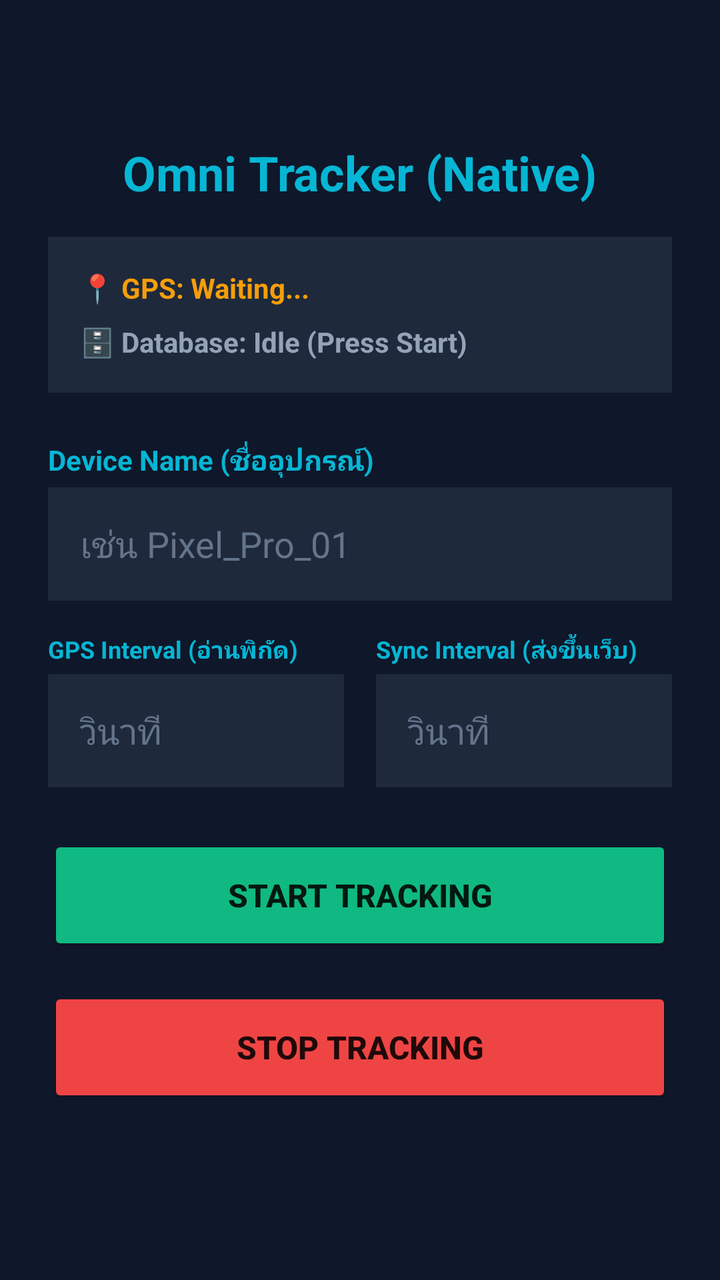
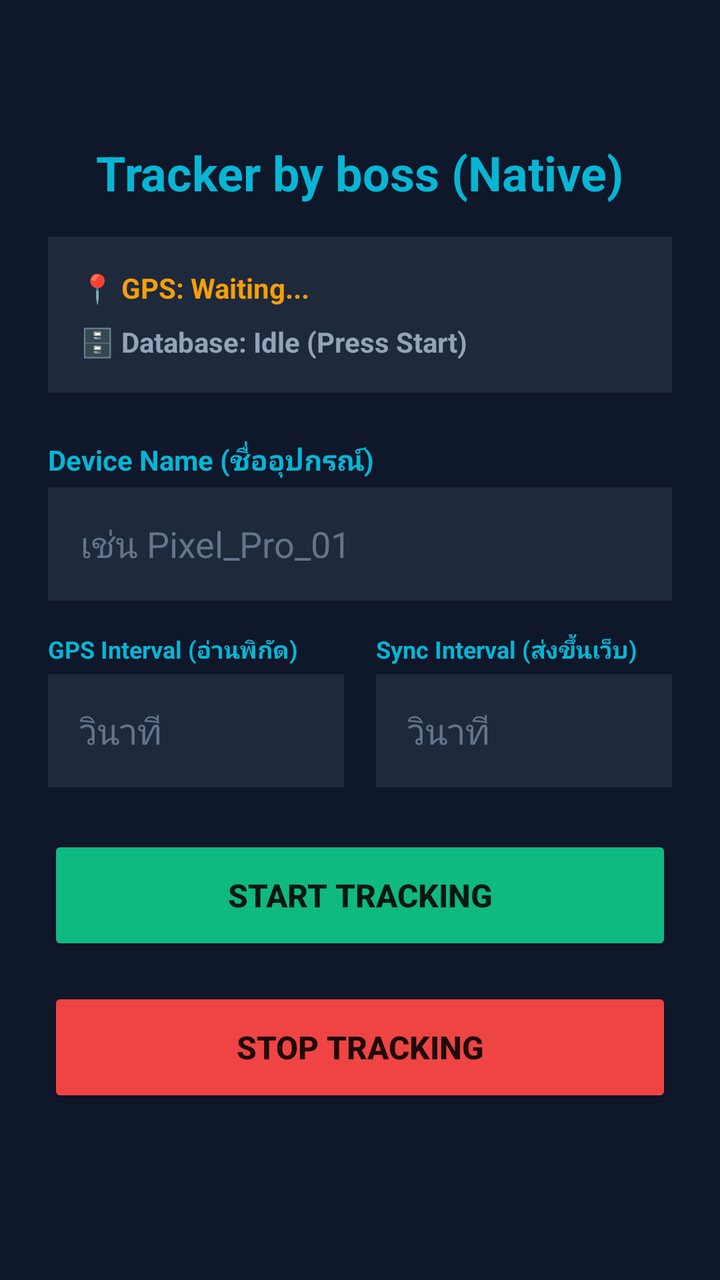

The first picture is an Android layout as it rendered before a commit; the second is the same layout after the commit. The layout source and the unified diff follow.
<!-- AndroidManifest.xml: application theme Theme.AppCompat.Light.DarkActionBar -->
<!-- res/layout/activity_main.xml -->
<?xml version="1.0" encoding="utf-8"?>
<LinearLayout xmlns:android="http://schemas.android.com/apk/res/android"
    android:layout_width="match_parent"
    android:layout_height="match_parent"
    android:orientation="vertical"
    android:padding="24dp"
    android:gravity="center"
    android:background="#0F172A">

    <TextView
        android:layout_width="wrap_content"
        android:layout_height="wrap_content"
        android:text="Omni Tracker (Native)"
        android:textSize="24sp"
        android:textColor="#06B6D4"
        android:textStyle="bold"
        android:layout_marginBottom="16dp"/>

    <LinearLayout
        android:layout_width="match_parent"
        android:layout_height="wrap_content"
        android:orientation="vertical"
        android:background="#1E293B"
        android:padding="16dp"
        android:layout_marginBottom="24dp">
        
        <TextView
            android:id="@+id/tvGpsStatus"
            android:layout_width="match_parent"
            android:layout_height="wrap_content"
            android:text="📍 GPS: Waiting..."
            android:textColor="#F59E0B"
            android:textSize="14sp"
            android:layout_marginBottom="8dp"
            android:textStyle="bold"/>

        <TextView
            android:id="@+id/tvDbStatus"
            android:layout_width="match_parent"
            android:layout_height="wrap_content"
            android:text="🗄️ Database: Idle (Press Start)"
            android:textColor="#94A3B8"
            android:textSize="14sp"
            android:textStyle="bold"/>
    </LinearLayout>

    <TextView
        android:layout_width="match_parent"
        android:layout_height="wrap_content"
        android:text="Device Name (ชื่ออุปกรณ์)"
        android:textColor="#06B6D4"
        android:textSize="14sp"
        android:textStyle="bold"
        android:layout_marginBottom="4dp"/>

    <EditText
        android:id="@+id/etDeviceName"
        android:layout_width="match_parent"
        android:layout_height="wrap_content"
        android:hint="เช่น Pixel_Pro_01"
        android:textColorHint="#64748B"
        android:textColor="#FFFFFF"
        android:padding="16dp"
        android:background="#1E293B"
        android:layout_marginBottom="16dp"/>

    <LinearLayout
        android:layout_width="match_parent"
        android:layout_height="wrap_content"
        android:orientation="horizontal"
        android:weightSum="2"
        android:baselineAligned="false"
        android:layout_marginBottom="24dp">
        
        <LinearLayout
            android:layout_width="0dp"
            android:layout_height="wrap_content"
            android:layout_weight="1"
            android:orientation="vertical"
            android:layout_marginEnd="8dp">
            <TextView
                android:layout_width="match_parent"
                android:layout_height="wrap_content"
                android:text="GPS Interval (อ่านพิกัด)"
                android:textColor="#06B6D4"
                android:textSize="12sp"
                android:textStyle="bold"
                android:layout_marginBottom="4dp"/>
            <EditText
                android:id="@+id/etGpsInterval"
                android:layout_width="match_parent"
                android:layout_height="wrap_content"
                android:hint="วินาที"
                android:textColorHint="#64748B"
                android:textColor="#FFFFFF"
                android:inputType="number"
                android:padding="16dp"
                android:background="#1E293B"/>
        </LinearLayout>
            
        <LinearLayout
            android:layout_width="0dp"
            android:layout_height="wrap_content"
            android:layout_weight="1"
            android:orientation="vertical"
            android:layout_marginStart="8dp">
            <TextView
                android:layout_width="match_parent"
                android:layout_height="wrap_content"
                android:text="Sync Interval (ส่งขึ้นเว็บ)"
                android:textColor="#06B6D4"
                android:textSize="12sp"
                android:textStyle="bold"
                android:layout_marginBottom="4dp"/>
            <EditText
                android:id="@+id/etSyncInterval"
                android:layout_width="match_parent"
                android:layout_height="wrap_content"
                android:hint="วินาที"
                android:textColorHint="#64748B"
                android:textColor="#FFFFFF"
                android:inputType="number"
                android:padding="16dp"
                android:background="#1E293B"/>
        </LinearLayout>
    </LinearLayout>

    <Button
        android:id="@+id/btnStartTracking"
        android:layout_width="match_parent"
        android:layout_height="60dp"
        android:text="START TRACKING"
        android:textSize="16sp"
        android:textStyle="bold"
        android:backgroundTint="#10B981"
        android:layout_marginBottom="16dp"/>

    <Button
        android:id="@+id/btnStopTracking"
        android:layout_width="match_parent"
        android:layout_height="60dp"
        android:text="STOP TRACKING"
        android:textSize="16sp"
        android:textStyle="bold"
        android:backgroundTint="#EF4444"
        android:layout_marginBottom="16dp"/>
</LinearLayout>
<!-- resources referenced by this layout -->
<resources>

</resources>

<!-- the commit's change to res/layout/activity_main.xml (unified diff, before → after) -->
@@ -10,7 +10,7 @@
     <TextView
         android:layout_width="wrap_content"
         android:layout_height="wrap_content"
-        android:text="Omni Tracker (Native)"
+        android:text="Tracker by boss (Native)"
         android:textSize="24sp"
         android:textColor="#06B6D4"
         android:textStyle="bold"
